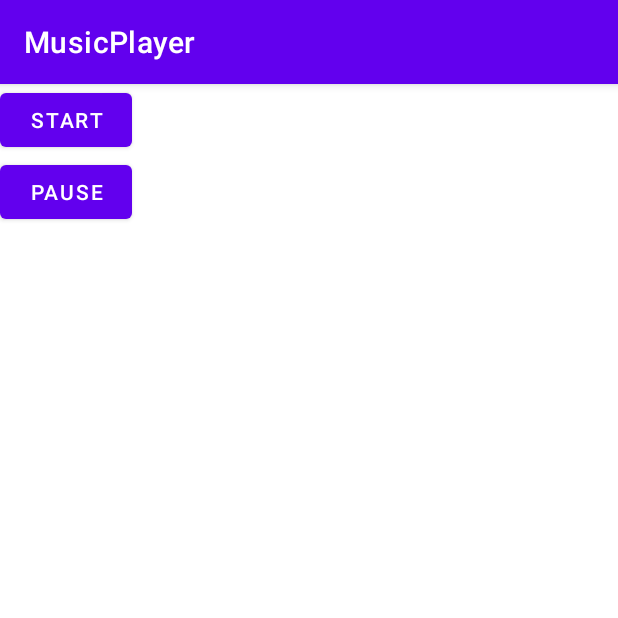
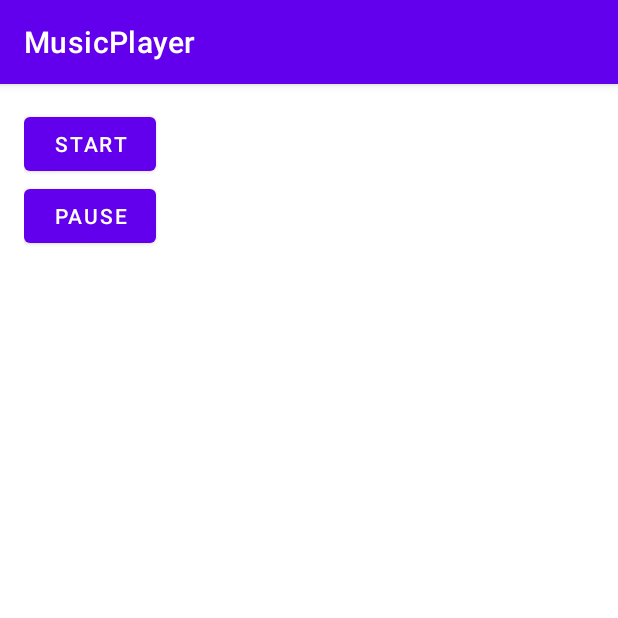
Before and after one commit to nalancay17/music_player, an Android app: the screen it shows after launch (MainActivity), on a phone screen of 412 x 824 dp, the top half of it. Run offline under Robolectric (Android 15) with nearby library versions, the phone set to English and light mode, and no system bars.

Commit message:
New dimension values file. Padding added to activity_main.xml.

```diff
--- a/app/src/main/res/layout/activity_main.xml
+++ b/app/src/main/res/layout/activity_main.xml
@@ -4,20 +4,22 @@
     android:layout_width="match_parent"
     android:layout_height="match_parent"
     android:orientation="vertical"
+    android:paddingLeft="@dimen/activity_horizontal_margin"
+    android:paddingTop="@dimen/activity_vertical_margin"
+    android:paddingRight="@dimen/activity_horizontal_margin"
+    android:paddingBottom="@dimen/activity_vertical_margin"
     tools:context=".MainActivity">
 
     <Button
         android:id="@+id/start_button"
         android:layout_width="wrap_content"
         android:layout_height="wrap_content"
-        android:text="Start"
-        android:textAllCaps="true" />
+        android:text="Start" />
 
     <Button
         android:id="@+id/pause_button"
         android:layout_width="wrap_content"
         android:layout_height="wrap_content"
-        android:text="Pause"
-        android:textAllCaps="true" />
+        android:text="Pause" />
 
 </LinearLayout>
--- /dev/null
+++ b/app/src/main/res/values/dimen.xml
@@ -0,0 +1,5 @@
+<?xml version="1.0" encoding="utf-8"?>
+<resources>
+    <dimen name="activity_horizontal_margin">16dp</dimen>
+    <dimen name="activity_vertical_margin">16dp</dimen>
+</resources>
```
